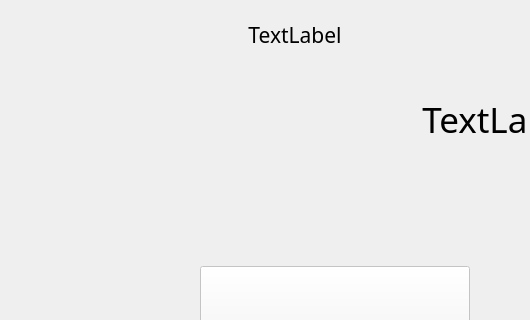
Before: the Qt Designer form MultipleChoiceForm.ui in hwc20896/ChineseProj, drawn with Qt 5; both pictures show x 0 to 530 and y 0 to 320 of the 1000 by 700 pixel window.
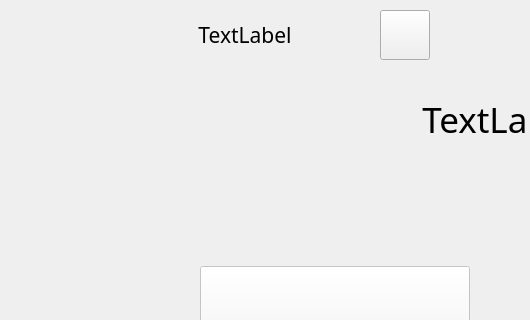
After: the same form once the commit is applied.

Commit message: Added mute switch

What changed in the file:
```diff
--- a/MultipleChoiceForm.ui
+++ b/MultipleChoiceForm.ui
@@ -167,7 +167,7 @@
   <widget class="QLabel" name="correctState">
    <property name="geometry">
     <rect>
-     <x>200</x>
+     <x>150</x>
      <y>10</y>
      <width>190</width>
      <height>50</height>
@@ -230,6 +230,25 @@
     <set>Qt::AlignmentFlag::AlignCenter</set>
    </property>
   </widget>
+  <widget class="QPushButton" name="muteState">
+   <property name="geometry">
+    <rect>
+     <x>380</x>
+     <y>10</y>
+     <width>50</width>
+     <height>50</height>
+    </rect>
+   </property>
+   <property name="text">
+    <string/>
+   </property>
+   <property name="iconSize">
+    <size>
+     <width>40</width>
+     <height>40</height>
+    </size>
+   </property>
+  </widget>
  </widget>
  <resources/>
  <connections/>
```
The commit also changes 14 other files.
